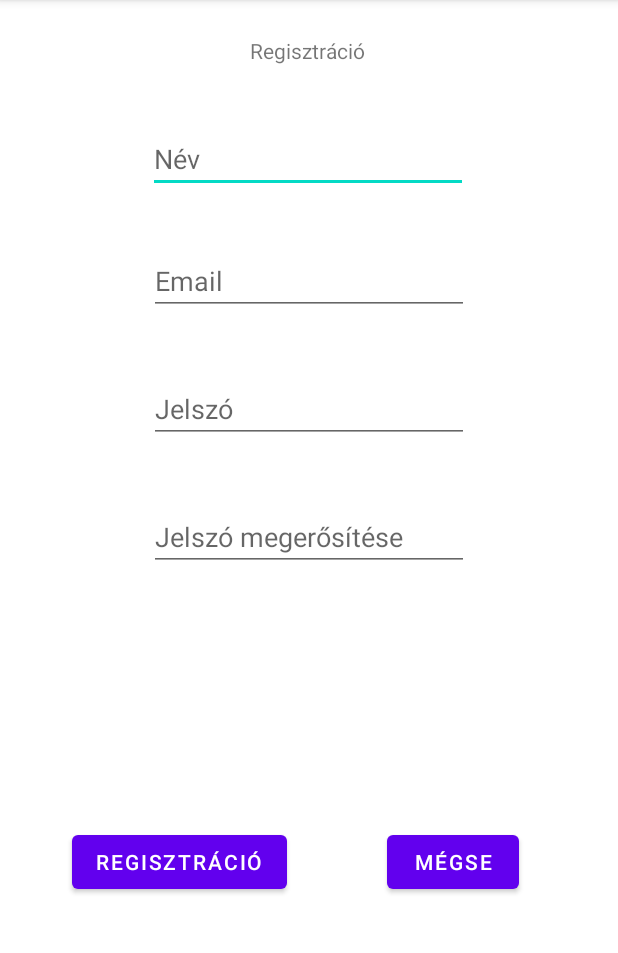
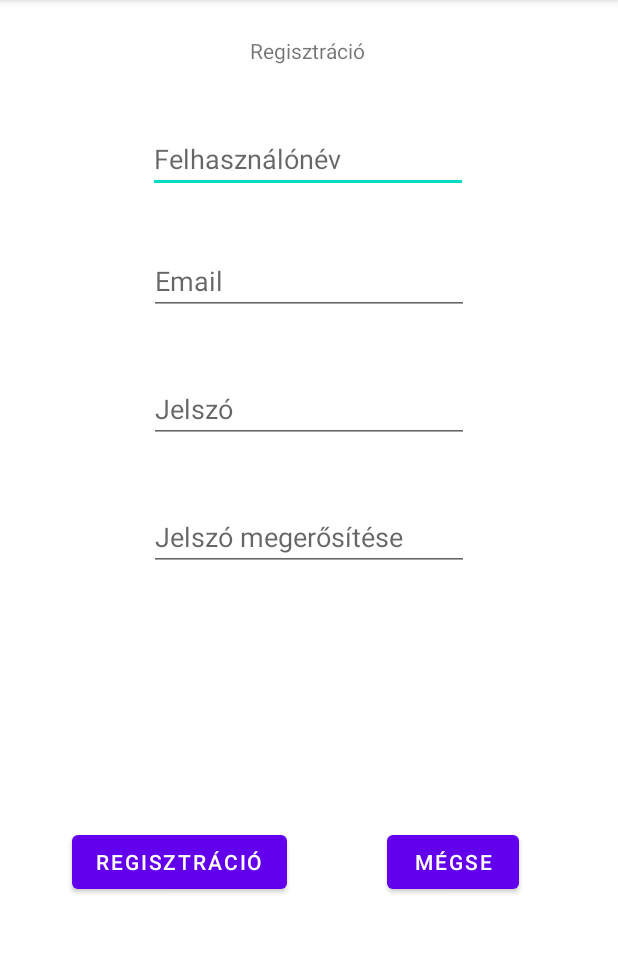
Before and after one commit to Adesz88/Ingatlanok, an Android app: the screen it shows after launch (RegisterActivity), after a tap on "REGISZTRÁLÁS", on a phone screen of 412 x 824 dp, the part 84-1037 px from its top. Run offline under Robolectric (Android 15) with nearby library versions, the phone set to English and light mode, and no system bars; our stand-ins replace Firebase (no records; nobody signed in at launch, a user with empty details on screens opened directly).

Commit message:
Registration is nearly complete

```diff
--- a/app/build.gradle
+++ b/app/build.gradle
@@ -37,4 +37,5 @@ dependencies {
     androidTestImplementation 'androidx.test.ext:junit:1.1.3'
     androidTestImplementation 'androidx.test.espresso:espresso-core:3.4.0'
     implementation platform('com.google.firebase:firebase-bom:29.1.0')
+    implementation 'com.google.firebase:firebase-auth:21.0.1'
 }
--- a/app/src/main/java/com/example/ingatlanok/RegisterActivity.java
+++ b/app/src/main/java/com/example/ingatlanok/RegisterActivity.java
@@ -1,13 +1,29 @@
 package com.example.ingatlanok;
 
+import androidx.annotation.NonNull;
 import androidx.appcompat.app.AppCompatActivity;
 
 import android.os.Bundle;
 import android.util.Log;
+import android.view.View;
+import android.widget.EditText;
+import android.widget.Toast;
+
+import com.google.android.gms.tasks.OnCompleteListener;
+import com.google.android.gms.tasks.Task;
+import com.google.firebase.auth.AuthResult;
+import com.google.firebase.auth.FirebaseAuth;
 
 public class RegisterActivity extends AppCompatActivity {
     private static final String INTENT_PASSCODE = "M8XpcBs6y4oM";
     private static final String LOG_TAG = MainActivity.class.getName();
+
+    private FirebaseAuth firebaseAuth;
+
+    EditText usernameEditText;
+    EditText emailEditText;
+    EditText passwordEditText;
+    EditText passwordAgainEditText;
 
     @Override
     protected void onCreate(Bundle savedInstanceState) {
@@ -17,6 +33,42 @@ public class RegisterActivity extends AppCompatActivity {
         if(!intentPasscode.equals(INTENT_PASSCODE)){
             finish();
         }
+
+        usernameEditText = findViewById(R.id.usernameEditText);
+        emailEditText = findViewById(R.id.emailEditText);
+        passwordEditText = findViewById(R.id.passwordEditText);
+        passwordAgainEditText = findViewById(R.id.passwordAgainEditText);
+
+        firebaseAuth = FirebaseAuth.getInstance();
     }
     //Todo firebase megadva a gradle-ben email bejeletkezés folytatása
+    public void register(View view){
+        String username = usernameEditText.getText().toString();
+        String email = emailEditText.getText().toString();
+        String password = passwordEditText.getText().toString();
+        String passwordAgain = passwordAgainEditText.getText().toString();
+
+        if (!password.equals(passwordAgain)){
+            Toast.makeText(RegisterActivity.this, "A beírt jelszó nem egyezik!", Toast.LENGTH_SHORT).show();
+        }
+
+        firebaseAuth.createUserWithEmailAndPassword(email, password).addOnCompleteListener(this, new OnCompleteListener<AuthResult>(){
+
+            @Override
+            public void onComplete(@NonNull Task<AuthResult> task) {
+                if (task.isSuccessful()){
+                    Log.d(LOG_TAG, "User created");
+                    Toast.makeText(RegisterActivity.this, "Sikeres regisztráció", Toast.LENGTH_SHORT).show();
+                    finish();//Todo ide kell átirányítás főoldalra
+                } else {
+                    Log.d(LOG_TAG, "User wasn't created");
+                    Toast.makeText(RegisterActivity.this, "Hiba történt a regisztrációkor:" + task.getException().getMessage(), Toast.LENGTH_SHORT).show();
+                }
+            }
+        });
+    }
+
+    public void cancel(View view){
+        finish();
+    }
 }
--- a/app/src/main/res/layout/activity_register.xml
+++ b/app/src/main/res/layout/activity_register.xml
@@ -18,13 +18,13 @@
         app:layout_constraintTop_toTopOf="parent" />
 
     <EditText
-        android:id="@+id/nameEditText"
+        android:id="@+id/usernameEditText"
         android:layout_width="wrap_content"
         android:layout_height="wrap_content"
         android:layout_marginTop="40dp"
         android:ems="10"
         android:inputType="textPersonName"
-        android:hint="Név"
+        android:hint="Felhasználónév"
         app:layout_constraintEnd_toEndOf="parent"
         app:layout_constraintHorizontal_bias="0.497"
         app:layout_constraintStart_toStartOf="parent"
@@ -40,7 +40,7 @@
         android:hint="Email"
         app:layout_constraintEnd_toEndOf="parent"
         app:layout_constraintStart_toStartOf="parent"
-        app:layout_constraintTop_toBottomOf="@+id/nameEditText" />
+        app:layout_constraintTop_toBottomOf="@+id/usernameEditText" />
 
     <EditText
         android:id="@+id/passwordEditText"
@@ -72,6 +72,7 @@
         android:layout_height="wrap_content"
         android:layout_marginStart="48dp"
         android:text="Regisztráció"
+        android:onClick="register"
         app:layout_constraintBottom_toBottomOf="parent"
         app:layout_constraintStart_toStartOf="parent"
         app:layout_constraintTop_toBottomOf="@+id/passwordAgainEditText" />
@@ -81,6 +82,7 @@
         android:layout_width="wrap_content"
         android:layout_height="wrap_content"
         android:text="Mégse"
+        android:onClick="cancel"
         app:layout_constraintBottom_toBottomOf="parent"
         app:layout_constraintEnd_toEndOf="parent"
         app:layout_constraintStart_toEndOf="@+id/button2"
```
